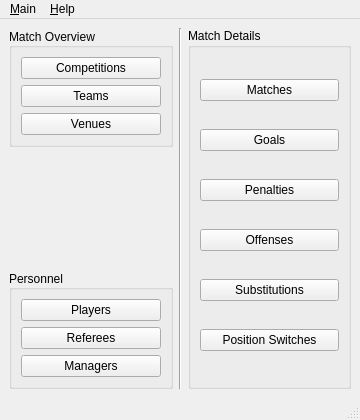
Above: code/pyqt/gui/main_userswitchboard.ui from soccermetrics/marcotti-desktop before the change. Below: the same form after it.
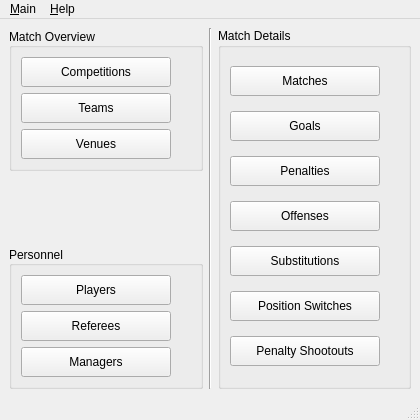
That is the form after the change.

Commit message:
Revised User switchboard (#75)
Added Penalty Shootouts button, added submenus for new setup UIs

Diff of the .ui file:
```diff
--- a/code/pyqt/gui/main_userswitchboard.ui
+++ b/code/pyqt/gui/main_userswitchboard.ui
@@ -6,19 +6,19 @@
    <rect>
     <x>0</x>
     <y>0</y>
-    <width>360</width>
+    <width>420</width>
     <height>420</height>
    </rect>
   </property>
   <property name="minimumSize">
    <size>
-    <width>360</width>
+    <width>420</width>
     <height>420</height>
    </size>
   </property>
   <property name="maximumSize">
    <size>
-    <width>360</width>
+    <width>420</width>
     <height>420</height>
    </size>
   </property>
@@ -43,6 +43,18 @@
         <layout class="QVBoxLayout" name="verticalLayout">
          <item>
           <widget class="QPushButton" name="compButton">
+           <property name="minimumSize">
+            <size>
+             <width>150</width>
+             <height>30</height>
+            </size>
+           </property>
+           <property name="maximumSize">
+            <size>
+             <width>150</width>
+             <height>30</height>
+            </size>
+           </property>
            <property name="text">
             <string>Competitions</string>
            </property>
@@ -50,6 +62,18 @@
          </item>
          <item>
           <widget class="QPushButton" name="teamButton">
+           <property name="minimumSize">
+            <size>
+             <width>150</width>
+             <height>30</height>
+            </size>
+           </property>
+           <property name="maximumSize">
+            <size>
+             <width>150</width>
+             <height>30</height>
+            </size>
+           </property>
            <property name="text">
             <string>Teams</string>
            </property>
@@ -57,6 +81,18 @@
          </item>
          <item>
           <widget class="QPushButton" name="venueButton">
+           <property name="minimumSize">
+            <size>
+             <width>150</width>
+             <height>30</height>
+            </size>
+           </property>
+           <property name="maximumSize">
+            <size>
+             <width>150</width>
+             <height>30</height>
+            </size>
+           </property>
            <property name="text">
             <string>Venues</string>
            </property>
@@ -89,6 +125,18 @@
         <layout class="QVBoxLayout" name="verticalLayout_2">
          <item>
           <widget class="QPushButton" name="playerButton">
+           <property name="minimumSize">
+            <size>
+             <width>150</width>
+             <height>30</height>
+            </size>
+           </property>
+           <property name="maximumSize">
+            <size>
+             <width>150</width>
+             <height>30</height>
+            </size>
+           </property>
            <property name="text">
             <string>Players</string>
            </property>
@@ -96,6 +144,18 @@
          </item>
          <item>
           <widget class="QPushButton" name="refereeButton">
+           <property name="minimumSize">
+            <size>
+             <width>150</width>
+             <height>30</height>
+            </size>
+           </property>
+           <property name="maximumSize">
+            <size>
+             <width>150</width>
+             <height>30</height>
+            </size>
+           </property>
            <property name="text">
             <string>Referees</string>
            </property>
@@ -103,6 +163,18 @@
          </item>
          <item>
           <widget class="QPushButton" name="managerButton">
+           <property name="minimumSize">
+            <size>
+             <width>150</width>
+             <height>30</height>
+            </size>
+           </property>
+           <property name="maximumSize">
+            <size>
+             <width>150</width>
+             <height>30</height>
+            </size>
+           </property>
            <property name="text">
             <string>Managers</string>
            </property>
@@ -113,14 +185,7 @@
       </item>
      </layout>
     </item>
-    <item row="0" column="1">
-     <widget class="Line" name="line">
-      <property name="orientation">
-       <enum>Qt::Vertical</enum>
-      </property>
-     </widget>
-    </item>
-    <item row="0" column="2">
+    <item row="0" column="3">
      <widget class="QGroupBox" name="groupBox_3">
       <property name="title">
        <string>Match Details</string>
@@ -128,6 +193,18 @@
       <layout class="QVBoxLayout" name="verticalLayout_3">
        <item>
         <widget class="QPushButton" name="matchButton">
+         <property name="minimumSize">
+          <size>
+           <width>150</width>
+           <height>30</height>
+          </size>
+         </property>
+         <property name="maximumSize">
+          <size>
+           <width>150</width>
+           <height>30</height>
+          </size>
+         </property>
          <property name="text">
           <string>Matches</string>
          </property>
@@ -135,6 +212,18 @@
        </item>
        <item>
         <widget class="QPushButton" name="goalButton">
+         <property name="minimumSize">
+          <size>
+           <width>150</width>
+           <height>30</height>
+          </size>
+         </property>
+         <property name="maximumSize">
+          <size>
+           <width>150</width>
+           <height>30</height>
+          </size>
+         </property>
          <property name="text">
           <string>Goals</string>
          </property>
@@ -142,6 +231,18 @@
        </item>
        <item>
         <widget class="QPushButton" name="penButton">
+         <property name="minimumSize">
+          <size>
+           <width>150</width>
+           <height>30</height>
+          </size>
+         </property>
+         <property name="maximumSize">
+          <size>
+           <width>150</width>
+           <height>30</height>
+          </size>
+         </property>
          <property name="text">
           <string>Penalties</string>
          </property>
@@ -149,6 +250,18 @@
        </item>
        <item>
         <widget class="QPushButton" name="offenseButton">
+         <property name="minimumSize">
+          <size>
+           <width>150</width>
+           <height>30</height>
+          </size>
+         </property>
+         <property name="maximumSize">
+          <size>
+           <width>150</width>
+           <height>30</height>
+          </size>
+         </property>
          <property name="text">
           <string>Offenses</string>
          </property>
@@ -156,6 +269,18 @@
        </item>
        <item>
         <widget class="QPushButton" name="subButton">
+         <property name="minimumSize">
+          <size>
+           <width>150</width>
+           <height>30</height>
+          </size>
+         </property>
+         <property name="maximumSize">
+          <size>
+           <width>150</width>
+           <height>30</height>
+          </size>
+         </property>
          <property name="text">
           <string>Substitutions</string>
          </property>
@@ -163,14 +288,52 @@
        </item>
        <item>
         <widget class="QPushButton" name="switchButton">
+         <property name="minimumSize">
+          <size>
+           <width>150</width>
+           <height>30</height>
+          </size>
+         </property>
+         <property name="maximumSize">
+          <size>
+           <width>150</width>
+           <height>30</height>
+          </size>
+         </property>
          <property name="text">
           <string>Position Switches</string>
          </property>
         </widget>
        </item>
+       <item>
+        <widget class="QPushButton" name="shootoutButton">
+         <property name="minimumSize">
+          <size>
+           <width>150</width>
+           <height>30</height>
+          </size>
+         </property>
+         <property name="maximumSize">
+          <size>
+           <width>150</width>
+           <height>30</height>
+          </size>
+         </property>
+         <property name="text">
+          <string>Penalty Shootouts</string>
+         </property>
+        </widget>
+       </item>
       </layout>
      </widget>
     </item>
+    <item row="0" column="1">
+     <widget class="Line" name="line">
+      <property name="orientation">
+       <enum>Qt::Vertical</enum>
+      </property>
+     </widget>
+    </item>
    </layout>
   </widget>
   <widget class="QMenuBar" name="menubar">
@@ -178,7 +341,7 @@
     <rect>
      <x>0</x>
      <y>0</y>
-     <width>360</width>
+     <width>420</width>
      <height>23</height>
     </rect>
    </property>
```
